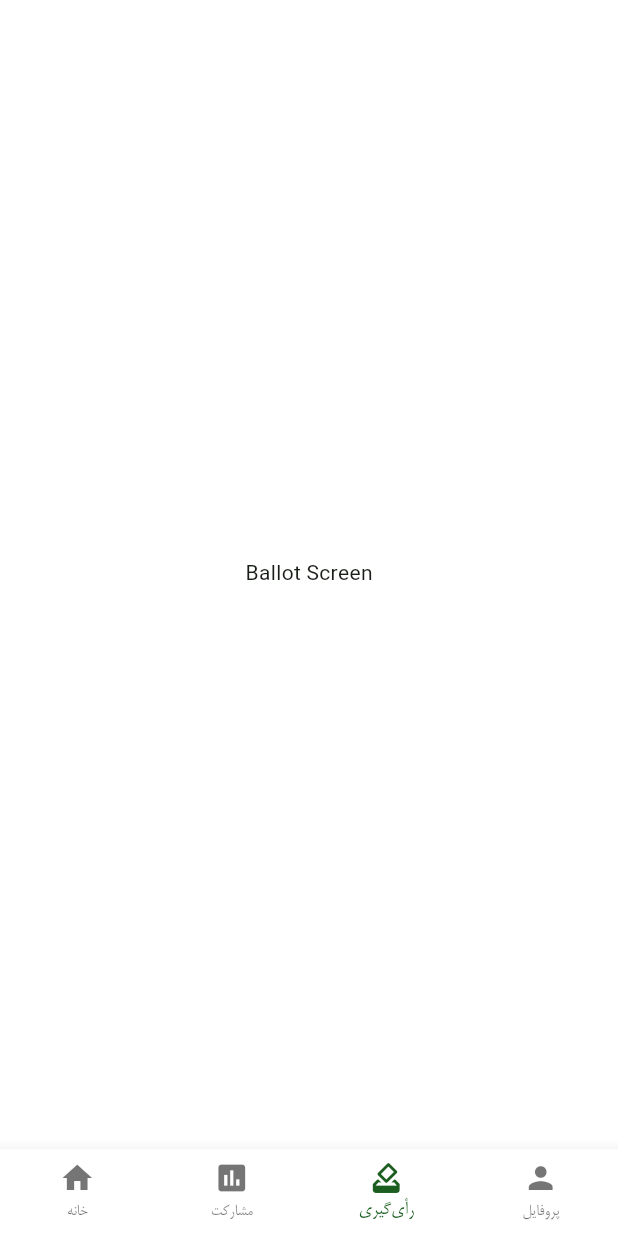
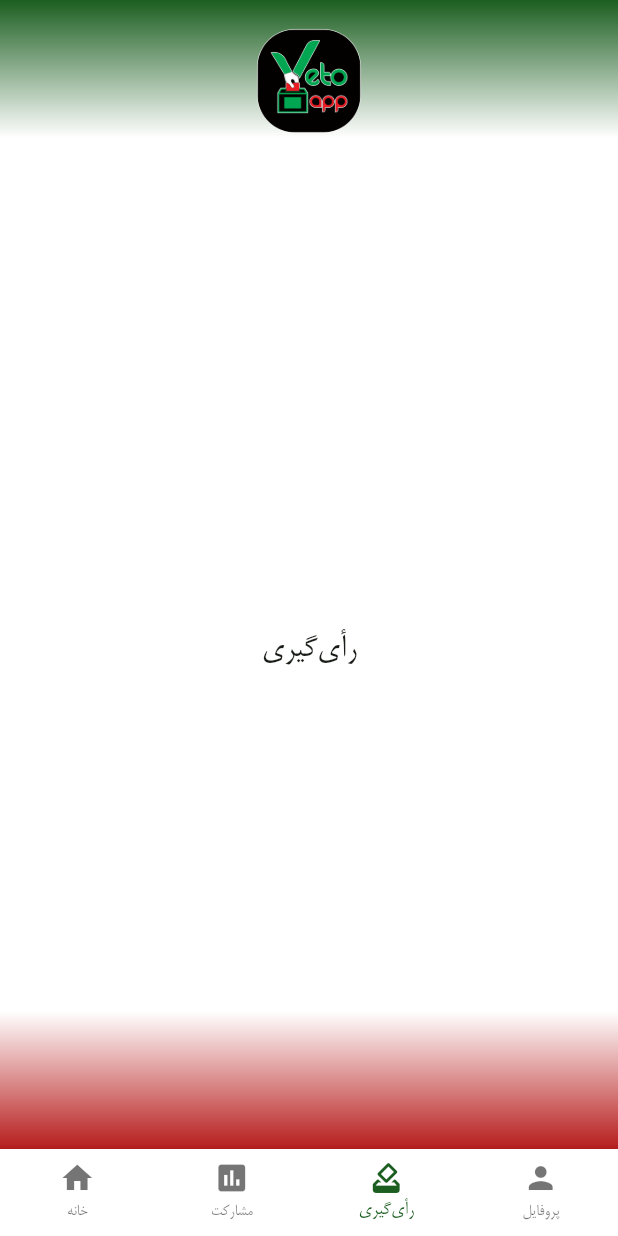
Before and after one commit to sadeqdeqani-rgb/vetoapp, a Flutter app: the MainScreen screen opened directly with empty values, item 3 of the bottom bar chosen, on a phone screen of 412 x 824 dp. Run offline on Flutter 3.47's test engine with Material 3 defaults, Android fonts, the phone set to English and light mode, and no system bars; our stand-ins replace audioplayers, dartz, dio, flutter_bloc, flutter_secure_storage, freezed_annotation and 2 more; accounts and stored records are empty.

Commit message:
feat: unify app shell background and logo

```diff
--- a/lib/features/ballot/presentation/screens/ballot_screen.dart
+++ b/lib/features/ballot/presentation/screens/ballot_screen.dart
@@ -5,6 +5,8 @@ class BallotScreen extends StatelessWidget {
 
   @override
   Widget build(BuildContext context) {
-    return const Scaffold(body: Center(child: Text('Ballot Screen')));
+    return const Center(
+      child: Text('رأی‌گیری', style: TextStyle(fontSize: 24)),
+    );
   }
 }
--- a/lib/features/home/presentation/screens/home_screen.dart
+++ b/lib/features/home/presentation/screens/home_screen.dart
@@ -5,6 +5,6 @@ class HomeScreen extends StatelessWidget {
 
   @override
   Widget build(BuildContext context) {
-    return const Scaffold(body: Center(child: Text('Home Screen')));
+    return const Center(child: Text('خانه', style: TextStyle(fontSize: 24)));
   }
 }
--- a/lib/features/home/presentation/screens/main_screen.dart
+++ b/lib/features/home/presentation/screens/main_screen.dart
@@ -1,5 +1,8 @@
 import 'package:flutter/material.dart';
 import 'package:go_router/go_router.dart';
+
+import '../../../../core/theme/app_theme.dart';
+import '../../../../core/widgets/app_background.dart';
 
 class MainScreen extends StatelessWidget {
   const MainScreen({super.key, required this.child});
@@ -23,7 +26,25 @@ class MainScreen extends StatelessWidget {
   @override
   Widget build(BuildContext context) {
     return Scaffold(
-      body: child,
+      backgroundColor: Colors.transparent,
+      body: AppBackground(
+        child: SafeArea(
+          child: Column(
+            children: [
+              Padding(
+                padding: const EdgeInsets.fromLTRB(24, 16, 24, 8),
+                child: Image.asset(
+                  AppTheme.appLogo,
+                  height: 76,
+                  fit: BoxFit.contain,
+                  semanticLabel: 'VetoApp',
+                ),
+              ),
+              Expanded(child: child),
+            ],
+          ),
+        ),
+      ),
       bottomNavigationBar: BottomNavigationBar(
         type: BottomNavigationBarType.fixed,
         currentIndex: _selectedIndex(context),
--- a/lib/features/participation/presentation/screens/participation_screen.dart
+++ b/lib/features/participation/presentation/screens/participation_screen.dart
@@ -5,6 +5,6 @@ class ParticipationScreen extends StatelessWidget {
 
   @override
   Widget build(BuildContext context) {
-    return const Scaffold(body: Center(child: Text('Participation Screen')));
+    return const Center(child: Text('مشارکت', style: TextStyle(fontSize: 24)));
   }
 }
--- a/lib/features/profile/presentation/screens/profile_screen.dart
+++ b/lib/features/profile/presentation/screens/profile_screen.dart
@@ -5,6 +5,6 @@ class ProfileScreen extends StatelessWidget {
 
   @override
   Widget build(BuildContext context) {
-    return const Scaffold(body: Center(child: Text('Profile Screen')));
+    return const Center(child: Text('پروفایل', style: TextStyle(fontSize: 24)));
   }
 }
```
